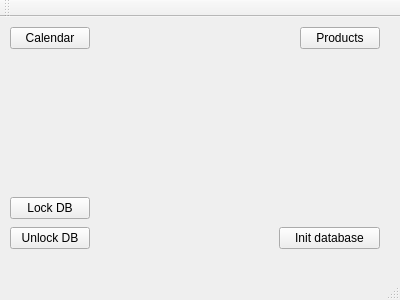
Qt form mainwindow.ui (Gance54/test_qt) before a commit.
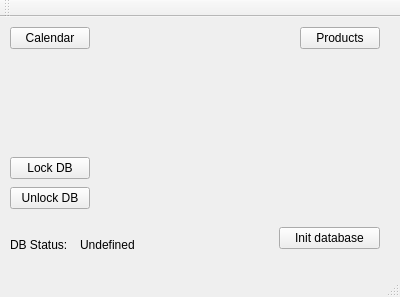
The same form after that commit.

Commit message: Added database status label

Diff of the .ui file:
```diff
--- a/mainwindow.ui
+++ b/mainwindow.ui
@@ -7,7 +7,7 @@
     <x>0</x>
     <y>0</y>
     <width>400</width>
-    <height>300</height>
+    <height>297</height>
    </rect>
   </property>
   <property name="windowTitle">
@@ -57,7 +57,7 @@
     <property name="geometry">
      <rect>
       <x>10</x>
-      <y>180</y>
+      <y>140</y>
       <width>80</width>
       <height>22</height>
      </rect>
@@ -70,7 +70,7 @@
     <property name="geometry">
      <rect>
       <x>10</x>
-      <y>210</y>
+      <y>170</y>
       <width>80</width>
       <height>22</height>
      </rect>
@@ -79,6 +79,32 @@
      <string>Unlock DB</string>
     </property>
    </widget>
+   <widget class="QLabel" name="DbStatusText">
+    <property name="geometry">
+     <rect>
+      <x>10</x>
+      <y>220</y>
+      <width>71</width>
+      <height>16</height>
+     </rect>
+    </property>
+    <property name="text">
+     <string>DB Status:</string>
+    </property>
+   </widget>
+   <widget class="QLabel" name="DbStatusLabel">
+    <property name="geometry">
+     <rect>
+      <x>80</x>
+      <y>220</y>
+      <width>71</width>
+      <height>16</height>
+     </rect>
+    </property>
+    <property name="text">
+     <string>Undefined</string>
+    </property>
+   </widget>
   </widget>
   <widget class="QMenuBar" name="menuBar">
    <property name="geometry">
```
The commit also changes 11 other files.
